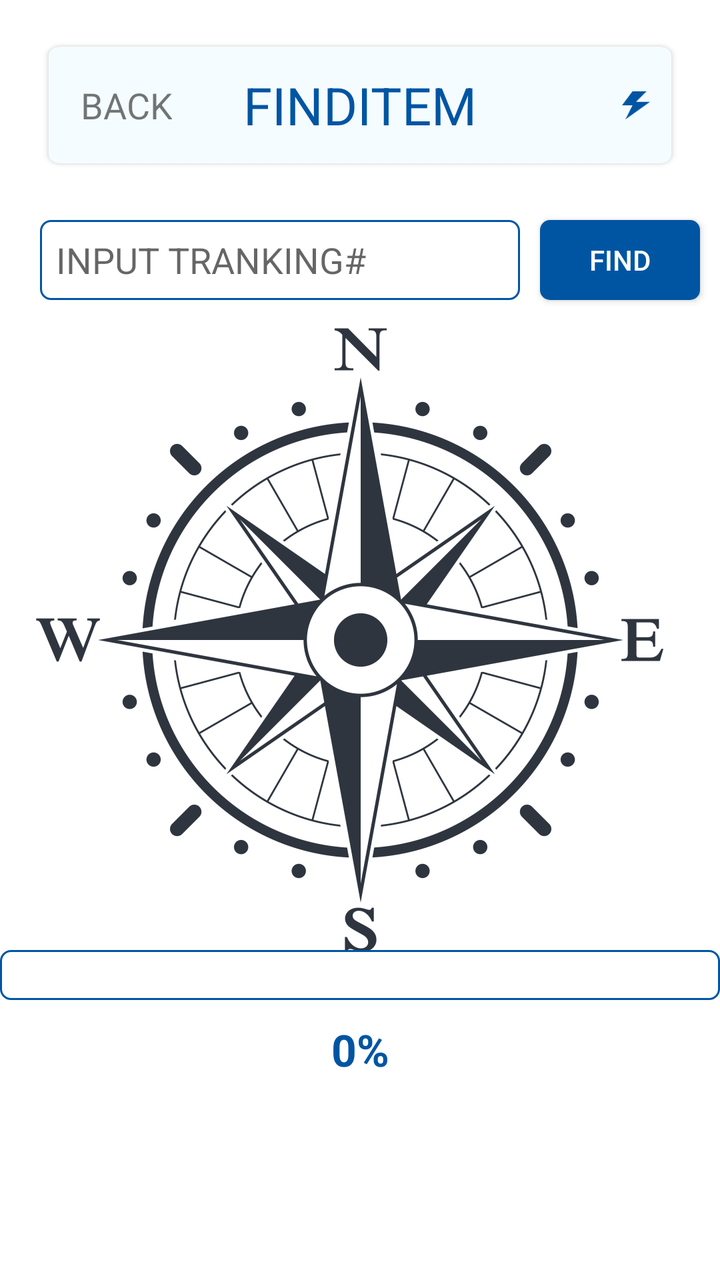
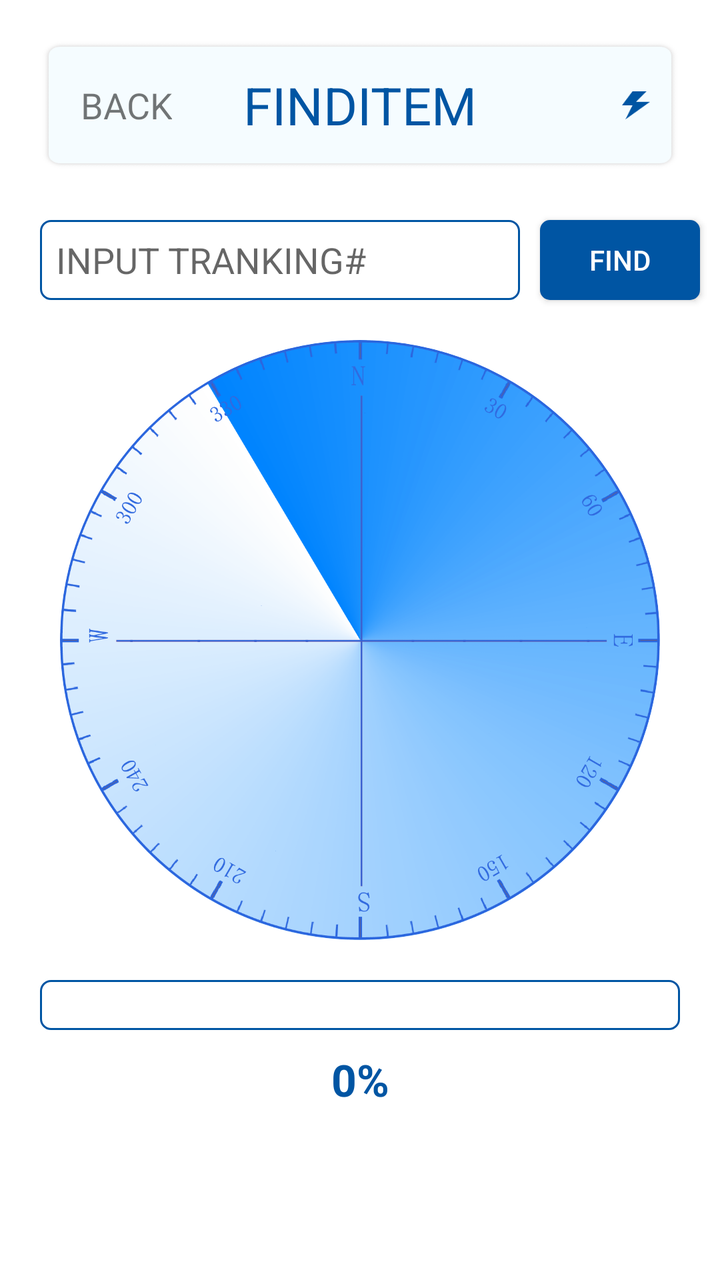

Screens rendered from an Android XML layout before and after an edit, with the pre-edit source and the edit as a unified diff.
<!-- AndroidManifest.xml: application theme AppTheme.NoActionBar.Fullscreen -->
<!-- res/layout/fragment_find_item.xml -->
<?xml version="1.0" encoding="utf-8"?>
<androidx.constraintlayout.widget.ConstraintLayout xmlns:android="http://schemas.android.com/apk/res/android"
    xmlns:tools="http://schemas.android.com/tools"
    android:layout_width="match_parent"
    android:layout_height="match_parent"
    android:background="@color/white"
    xmlns:app="http://schemas.android.com/apk/res-auto">

    <androidx.constraintlayout.widget.ConstraintLayout
        android:id="@+id/layout_a"
        android:layout_width="wrap_content"
        android:layout_height="wrap_content"
        app:layout_constraintTop_toTopOf="parent"
        app:layout_constraintBottom_toBottomOf="parent"
        app:layout_constraintStart_toStartOf="parent"
        app:layout_constraintEnd_toEndOf="parent">

        <com.google.android.material.imageview.ShapeableImageView
            android:id="@+id/img"
            android:layout_width="400dp"
            android:layout_height="400dp"
            android:src="@drawable/compass"
            app:shapeAppearanceOverlay="@style/CircleShape"
            app:layout_constraintTop_toTopOf="parent"
            app:layout_constraintBottom_toBottomOf="parent"
            app:layout_constraintStart_toStartOf="parent"
            app:layout_constraintEnd_toEndOf="parent" />

        <ImageView
            android:id="@+id/cView"
            android:layout_width="30dp"
            android:layout_height="30dp"
            android:src="@android:drawable/star_big_on"
            app:tint="#FF9800"
            android:visibility="gone"
            tools:ignore="MissingConstraints" />

    </androidx.constraintlayout.widget.ConstraintLayout>

    <androidx.constraintlayout.widget.ConstraintLayout
        android:id="@+id/title_layout"
        android:layout_width="match_parent"
        android:layout_height="65dp"
        android:layout_marginHorizontal="20dp"
        android:layout_marginTop="20dp"
        android:background="@drawable/bg_main_btn"
        app:layout_constraintTop_toTopOf="parent">

        <TextView
            android:id="@+id/tv_back"
            android:layout_width="wrap_content"
            android:layout_height="match_parent"
            android:gravity="center"
            android:paddingStart="20dp"
            android:paddingEnd="10dp"
            android:text="@string/back"
            android:textSize="18sp"
            app:layout_constraintBottom_toBottomOf="parent"
            app:layout_constraintStart_toStartOf="parent"
            app:layout_constraintTop_toTopOf="parent" />

        <TextView
            android:id="@+id/tv_title"
            android:layout_width="wrap_content"
            android:layout_height="wrap_content"
            android:text="@string/finditem_title"
            android:textColor="#0055A3"
            android:textSize="26sp"
            app:layout_constraintBottom_toBottomOf="parent"
            app:layout_constraintEnd_toEndOf="parent"
            app:layout_constraintStart_toStartOf="parent"
            app:layout_constraintTop_toTopOf="parent" />

        <ImageView
            android:id="@+id/img_power"
            android:layout_width="30dp"
            android:layout_height="38dp"
            android:padding="8dp"
            android:layout_marginEnd="7dp"
            android:src="@drawable/ic_power"
            app:layout_constraintBottom_toBottomOf="parent"
            app:layout_constraintEnd_toEndOf="parent"
            app:layout_constraintTop_toTopOf="parent" />

    </androidx.constraintlayout.widget.ConstraintLayout>

    <com.google.android.material.textfield.TextInputLayout
        android:id="@+id/edt_rfid"
        android:layout_width="240dp"
        android:layout_height="40dp"
        android:layout_marginTop="25dp"
        android:background="@drawable/bg_blue_border_5"
        app:layout_constraintTop_toBottomOf="@+id/title_layout"
        app:layout_constraintStart_toStartOf="@+id/title_layout"
        app:endIconMode="clear_text"
        app:hintEnabled="false">

        <com.google.android.material.textfield.TextInputEditText
            android:layout_width="match_parent"
            android:layout_height="match_parent"
            android:background="@null"
            android:hint="INPUT TRANKING#"
            android:paddingVertical="5dp"
            android:paddingHorizontal="8dp" />

    </com.google.android.material.textfield.TextInputLayout>

    <TextView
        android:id="@+id/tv_rfid"
        android:layout_width="wrap_content"
        android:layout_height="wrap_content"
        android:textSize="18sp"
        android:layout_marginTop="15dp"
        app:layout_constraintTop_toBottomOf="@+id/edt_rfid"
        app:layout_constraintStart_toStartOf="@+id/edt_rfid" />

    <View
        android:id="@+id/v_progress_background"
        android:layout_width="match_parent"
        android:layout_height="25dp"
        android:background="@drawable/bg_blue_border_5"
        android:layout_marginBottom="20dp"
        app:layout_constraintBottom_toBottomOf="@+id/layout_a"/>
    <View
        android:id="@+id/v_progress"
        android:layout_width="0dp"
        android:layout_height="25dp"
        android:background="@drawable/bg_blue_5"
        app:layout_constraintWidth_percent="0"
        app:layout_constraintHorizontal_bias="0"
        app:layout_constraintStart_toStartOf="@+id/v_progress_background"
        app:layout_constraintEnd_toEndOf="@+id/v_progress_background"
        app:layout_constraintTop_toTopOf="@+id/v_progress_background"
        app:layout_constraintBottom_toBottomOf="@+id/v_progress_background" />

    <TextView
        android:id="@+id/tv_progress"
        android:layout_width="wrap_content"
        android:layout_height="wrap_content"
        android:layout_marginHorizontal="20dp"
        android:text="0%"
        android:textColor="#0055A3"
        android:textStyle="bold"
        android:textSize="22sp"
        android:layout_marginTop="10dp"
        app:layout_constraintStart_toStartOf="@+id/v_progress_background"
        app:layout_constraintEnd_toEndOf="@+id/v_progress_background"
        app:layout_constraintTop_toBottomOf="@+id/v_progress_background"/>

    <Button
        android:id="@+id/btn_upload"
        android:layout_width="80dp"
        android:layout_height="40dp"
        android:text="Find"
        android:layout_marginStart="10dp"
        android:textColor="@color/white"
        android:background="@drawable/bg_blue_5"
        app:layout_constraintTop_toTopOf="@+id/edt_rfid"
        app:layout_constraintStart_toEndOf="@+id/edt_rfid" />


</androidx.constraintlayout.widget.ConstraintLayout>
<!-- resources referenced by this layout -->
<resources>
  <color name="white">#FFFFFFFF</color>
  <!-- drawable bg_blue_5 (drawable-v24) -->
  <?xml version="1.0" encoding="utf-8"?>
  <shape xmlns:android="http://schemas.android.com/apk/res/android">
      <solid android:color="#0055A3" />
      <corners android:radius="5dp" />
  </shape>
  <!-- drawable bg_blue_border_5 (drawable-v24) -->
  <?xml version="1.0" encoding="utf-8"?>
  <shape xmlns:android="http://schemas.android.com/apk/res/android">
      <stroke android:color="#0055A3" android:width="1dp" />
      <corners android:radius="5dp" />
      <solid android:color="@color/white" />
  </shape>
  <!-- drawable bg_main_btn: png bitmap (drawable-v24, 7367 bytes) -->
  <!-- drawable compass: png bitmap (drawable-v24, 205271 bytes) -->
  <!-- drawable ic_power: png bitmap (drawable-v24, 850 bytes) -->
  <string name="back">BACK</string>
  <string name="finditem_title">FINDITEM</string>
  <style name="CircleShape" parent="">
          <item name="cornerFamily">rounded</item>
          <item name="cornerSize">50%</item>
      </style>
  <style name="AppTheme.NoActionBar.Fullscreen" parent="Theme.AppCompat.Light.NoActionBar">
          
          <item name="android:windowFullscreen">true</item>
          <item name="android:windowTranslucentStatus">true</item>
          <item name="android:windowTranslucentNavigation">true</item>
          
          <item name="android:statusBarColor">@android:color/transparent</item>
          <item name="android:navigationBarColor">@android:color/transparent</item>
      </style>
</resources>

<!-- the commit's change to res/layout/fragment_find_item.xml (unified diff, before → after) -->
@@ -5,37 +5,6 @@
     android:layout_height="match_parent"
     android:background="@color/white"
     xmlns:app="http://schemas.android.com/apk/res-auto">
-
-    <androidx.constraintlayout.widget.ConstraintLayout
-        android:id="@+id/layout_a"
-        android:layout_width="wrap_content"
-        android:layout_height="wrap_content"
-        app:layout_constraintTop_toTopOf="parent"
-        app:layout_constraintBottom_toBottomOf="parent"
-        app:layout_constraintStart_toStartOf="parent"
-        app:layout_constraintEnd_toEndOf="parent">
-
-        <com.google.android.material.imageview.ShapeableImageView
-            android:id="@+id/img"
-            android:layout_width="400dp"
-            android:layout_height="400dp"
-            android:src="@drawable/compass"
-            app:shapeAppearanceOverlay="@style/CircleShape"
-            app:layout_constraintTop_toTopOf="parent"
-            app:layout_constraintBottom_toBottomOf="parent"
-            app:layout_constraintStart_toStartOf="parent"
-            app:layout_constraintEnd_toEndOf="parent" />
-
-        <ImageView
-            android:id="@+id/cView"
-            android:layout_width="30dp"
-            android:layout_height="30dp"
-            android:src="@android:drawable/star_big_on"
-            app:tint="#FF9800"
-            android:visibility="gone"
-            tools:ignore="MissingConstraints" />
-
-    </androidx.constraintlayout.widget.ConstraintLayout>
 
     <androidx.constraintlayout.widget.ConstraintLayout
         android:id="@+id/title_layout"
@@ -105,6 +74,46 @@
 
     </com.google.android.material.textfield.TextInputLayout>
 
+    <FrameLayout
+        android:id="@+id/layout_compass"
+        android:layout_width="wrap_content"
+        android:layout_height="wrap_content"
+        app:layout_constraintTop_toTopOf="parent"
+        app:layout_constraintBottom_toBottomOf="parent"
+        app:layout_constraintStart_toStartOf="parent"
+        app:layout_constraintEnd_toEndOf="parent">
+
+        <ImageView
+            android:id="@+id/img_compass_shade"
+            android:layout_width="300dp"
+            android:layout_height="300dp"
+            android:src="@drawable/compass_shade"
+            app:layout_constraintTop_toTopOf="parent"
+            app:layout_constraintBottom_toBottomOf="parent"
+            app:layout_constraintStart_toStartOf="parent"
+            app:layout_constraintEnd_toEndOf="parent" />
+
+        <com.google.android.material.imageview.ShapeableImageView
+            android:id="@+id/img_compass"
+            android:layout_width="300dp"
+            android:layout_height="300dp"
+            android:src="@drawable/compass"
+            app:shapeAppearanceOverlay="@style/CircleShape"
+            app:layout_constraintTop_toTopOf="parent"
+            app:layout_constraintBottom_toBottomOf="parent"
+            app:layout_constraintStart_toStartOf="parent"
+            app:layout_constraintEnd_toEndOf="parent" />
+
+        <com.google.android.material.imageview.ShapeableImageView
+            android:id="@+id/img_point"
+            android:layout_width="20dp"
+            android:layout_height="20dp"
+            android:background="#FBFF00"
+            app:shapeAppearanceOverlay="@style/CircleShape"
+            android:visibility="gone" />
+
+    </FrameLayout>
+
     <TextView
         android:id="@+id/tv_rfid"
         android:layout_width="wrap_content"
@@ -118,9 +127,10 @@
         android:id="@+id/v_progress_background"
         android:layout_width="match_parent"
         android:layout_height="25dp"
+        android:layout_marginHorizontal="20dp"
         android:background="@drawable/bg_blue_border_5"
-        android:layout_marginBottom="20dp"
-        app:layout_constraintBottom_toBottomOf="@+id/layout_a"/>
+        android:layout_marginTop="20dp"
+        app:layout_constraintTop_toBottomOf="@+id/layout_compass"/>
     <View
         android:id="@+id/v_progress"
         android:layout_width="0dp"
<!-- resource entries referenced after the edit -->
@@ -15,7 +15,8 @@
       <solid android:color="@color/white" />
   </shape>
   <!-- drawable bg_main_btn: png bitmap (drawable-v24, 7367 bytes) -->
-  <!-- drawable compass: png bitmap (drawable-v24, 205271 bytes) -->
+  <!-- drawable compass: png bitmap (drawable-v24, 117135 bytes) -->
+  <!-- drawable compass_shade: png bitmap (drawable-v24, 141379 bytes) -->
   <!-- drawable ic_power: png bitmap (drawable-v24, 850 bytes) -->
   <string name="back">BACK</string>
   <string name="finditem_title">FINDITEM</string>
